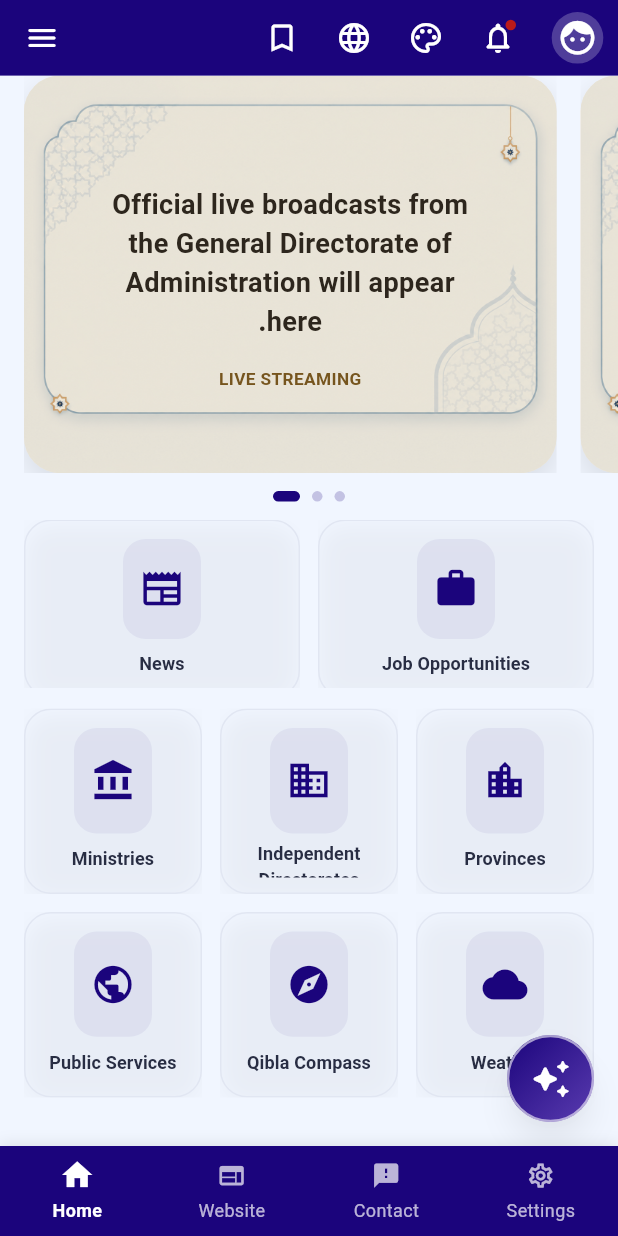
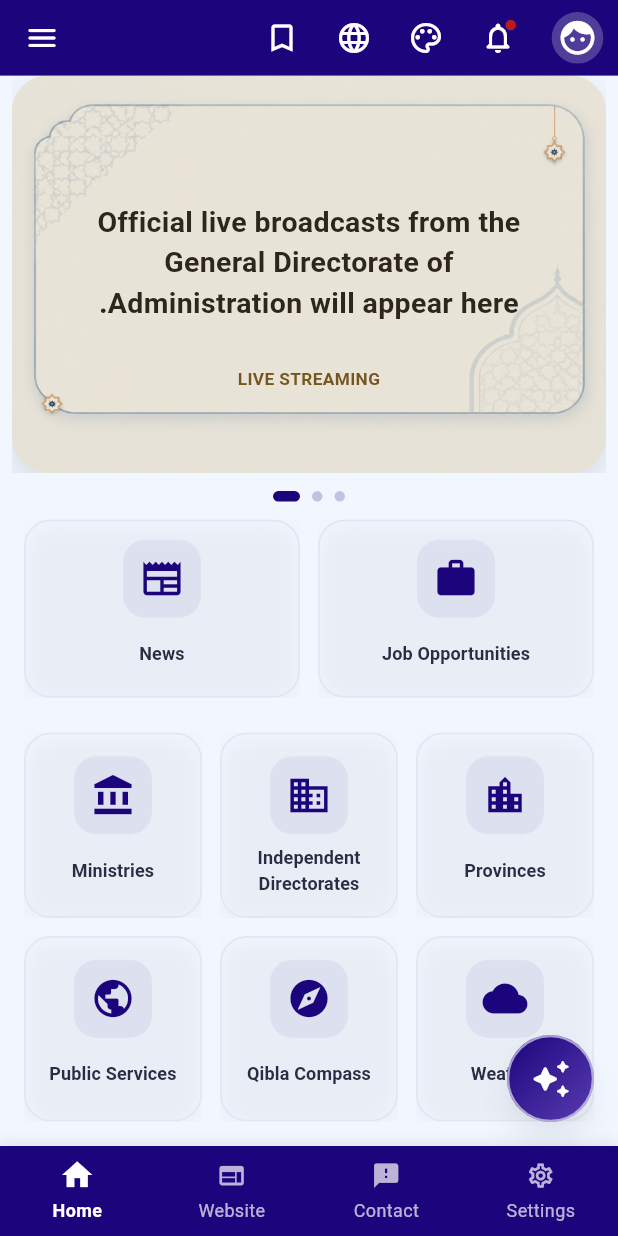
Before and after one commit to Noorchakari1/my-flutter-app, a Flutter app: the HomeScreen screen opened by its route, on a phone screen of 412 x 824 dp. Run offline on Flutter 3.47's test engine with Material 3 defaults, Android fonts, the phone set to English and light mode, and no system bars; our stand-ins replace cached_network_image, connectivity_plus, flutter_cache_manager, flutter_compass, flutter_html, flutter_riverpod and 9 more; missing offline and left inert: webview_flutter_android; accounts and stored records are empty; generated files the repository leaves out were written again; network calls fail; statements that could not run were skipped.

Commit message:
updated card view for announcments

```diff
--- a/lib/features/home/presentation/screens/home_screen.dart
+++ b/lib/features/home/presentation/screens/home_screen.dart
@@ -56,7 +56,9 @@ class _HomeScreenState extends ConsumerState<HomeScreen> {
                 // First section: News and Job Opportunities (2 items per row)
                 Container(
                   margin: const EdgeInsets.only(bottom: 14),
-                  height: 112,
+                  // The previous height was shorter than the grid tiles,
+                  // clipping the lower edge of the News and Jobs cards.
+                  height: 128,
                   child: GridView.count(
                     physics: const NeverScrollableScrollPhysics(),
                     crossAxisCount: 2,
@@ -217,7 +219,7 @@ class _HomeScreenState extends ConsumerState<HomeScreen> {
         padding: const EdgeInsets.fromLTRB(20, 28, 20, 96),
         children: [
           Text(
-            'Settings',
+            _getText('settings'),
             style: theme.textTheme.headlineSmall?.copyWith(fontWeight: FontWeight.w800),
           ),
           const SizedBox(height: 8),
@@ -325,9 +327,9 @@ class _HomeScreenState extends ConsumerState<HomeScreen> {
             icon: Icons.feedback,
             label: _getText('contactNav'),
           ),
-          const BottomNavigationItem(
+          BottomNavigationItem(
             icon: Icons.settings_outlined,
-            label: 'Settings',
+            label: _getText('settings'),
           ),
         ],
       ),
--- a/lib/features/home/presentation/widgets/home_updates_carousel.dart
+++ b/lib/features/home/presentation/widgets/home_updates_carousel.dart
@@ -17,7 +17,14 @@ class HomeUpdatesCarousel extends ConsumerStatefulWidget {
 }
 
 class _HomeUpdatesCarouselState extends ConsumerState<HomeUpdatesCarousel> {
-  final PageController _controller = PageController(viewportFraction: .92);
+  static const _updateCount = 3;
+  static const _initialPage = 300;
+
+  // Start away from page zero so the carousel can loop in either direction.
+  final PageController _controller = PageController(
+    initialPage: _initialPage,
+    viewportFraction: 1.0,
+  );
   int _currentPage = 0;
 
   @override
@@ -37,38 +44,52 @@ class _HomeUpdatesCarouselState extends ConsumerState<HomeUpdatesCarousel> {
       child: Column(
         children: [
           Expanded(
-            child: PageView(
+            child: PageView.builder(
               controller: _controller,
-              padEnds: false,
-              onPageChanged: (page) => setState(() => _currentPage = page),
-              children: [
-                Padding(
-                  padding: const EdgeInsets.only(left: 16, right: 8),
-                  child: OfficialAnnouncementCard(
-                    description: 'Official live broadcasts from the General Directorate of Administration will appear here.',
+              clipBehavior: Clip.hardEdge,
+              onPageChanged: (page) =>
+                  setState(() => _currentPage = page % _updateCount),
+              // No itemCount makes the page view continuous. The index maps
+              // back to one of the three update cards, producing a loop.
+              itemBuilder: (context, index) {
+                switch (index % _updateCount) {
+                  case 0:
+                    return _cardPage(
+                      OfficialAnnouncementCard(
+                        description:
+                            'Official live broadcasts from the General Directorate of Administration will appear here.',
                         sender: 'LIVE STREAMING',
                         themeVariant: themeState.themeVariant,
-                    onTap: () => _showComingSoon(context, 'Live streaming will be available soon.'),
+                        onTap: () => _showComingSoon(
+                          context,
+                          'Live streaming will be available soon.',
                         ),
                       ),
-                Padding(
-                  padding: const EdgeInsets.symmetric(horizontal: 8),
-                  child: announcement.when(
+                    );
+                  case 1:
+                    return _cardPage(
+                      announcement.when(
                         loading: () => _loadingCard(themeState.themeVariant),
                         error: (_, __) => _errorCard(themeState.themeVariant),
-                    data: (item) => _announcementCard(themeState.themeVariant, item),
+                        data: (item) =>
+                            _announcementCard(themeState.themeVariant, item),
+                      ),
+                    );
+                  default:
+                    return _cardPage(
+                      OfficialAnnouncementCard(
+                        description:
+                            'New official orders and decrees will be published in this section.',
+                        sender: 'OFFICIAL ORDERS',
+                        themeVariant: themeState.themeVariant,
+                        onTap: () => _showComingSoon(
+                          context,
+                          'Official orders will be available soon.',
                         ),
                       ),
-                Padding(
-                  padding: const EdgeInsets.only(left: 8, right: 16),
-                  child: OfficialAnnouncementCard(
-                    description: 'New official orders and decrees will be published in this section.',
-                    sender: 'OFFICIAL ORDERS',
-                    themeVariant: themeState.themeVariant,
-                    onTap: () => _showComingSoon(context, 'Official orders will be available soon.'),
-                  ),
-                ),
-              ],
+                    );
+                }
+              },
             ),
           ),
           const SizedBox(height: 12),
@@ -89,6 +110,12 @@ class _HomeUpdatesCarouselState extends ConsumerState<HomeUpdatesCarousel> {
       ),
     );
   }
+
+  /// The page remains full width; only its active card gets this inset.
+  Widget _cardPage(Widget child) => Padding(
+        padding: const EdgeInsets.symmetric(horizontal: 8),
+        child: child,
+      );
 
   Widget _announcementCard(String themeVariant, Announcement item) {
     return OfficialAnnouncementCard(
--- a/lib/features/language/presentation/widgets/custom_button.dart
+++ b/lib/features/language/presentation/widgets/custom_button.dart
@@ -28,10 +28,11 @@ class CustomButton extends StatelessWidget {
           borderRadius: BorderRadius.circular(18),
           border: Border.all(
             color: isGolden
-                ? const Color(0xFFB08D57).withAlpha(110)
+                ? const Color(0xFFB08D57).withAlpha(190)
                 : isDarkMode
-                    ? Colors.white12
+                    ? Colors.white30
                     : const Color(0xFFE1E6F2),
+            width: 1.1,
           ),
           boxShadow: [
             BoxShadow(
@@ -49,8 +50,8 @@ class CustomButton extends StatelessWidget {
             child: Column(
               mainAxisAlignment: MainAxisAlignment.center,
               children: [
-                Expanded(
-                  flex: 3,
+                SizedBox(
+                  height: 52,
                   child: flagAsset != null
                       ? Image.asset(flagAsset!, fit: BoxFit.contain)
                       : Container(
@@ -72,9 +73,9 @@ class CustomButton extends StatelessWidget {
                           ),
                         ),
                 ),
-                const SizedBox(height: 6),
-                Expanded(
-                  flex: 1,
+                const SizedBox(height: 8),
+                SizedBox(
+                  height: 34,
                   child: Center(
                     child: Text(
                       title,
--- a/lib/shared/constants/app_constants.dart
+++ b/lib/shared/constants/app_constants.dart
@@ -108,6 +108,7 @@ class AppConstants {
     'changeLanguage': 'تغییر زبان',
     'comments': 'نظریات',
     'contactUs': 'تماس با ما',
+    'settings': 'تنظیمات',
     'home': 'خانه',
     'websiteNav': 'وبسایت',
     'contactNav': 'تماس',
@@ -319,6 +320,7 @@ class AppConstants {
     'changeLanguage': 'د ژبې بدلول',
     'comments': 'نظرونه',
     'contactUs': 'له موږ سره اړیکه',
+    'settings': 'تنظیمات',
     'home': 'کور',
     'websiteNav': 'ویب پاڼه',
     'contactNav': 'اړیکه',
@@ -530,6 +532,7 @@ class AppConstants {
     'changeLanguage': 'Change Language',
     'comments': 'Comments',
     'contactUs': 'Contact Us',
+    'settings': 'Settings',
     'home': 'Home',
     'websiteNav': 'Website',
     'contactNav': 'Contact',
```
Lines whose indentation alone changed are shown as unchanged.
